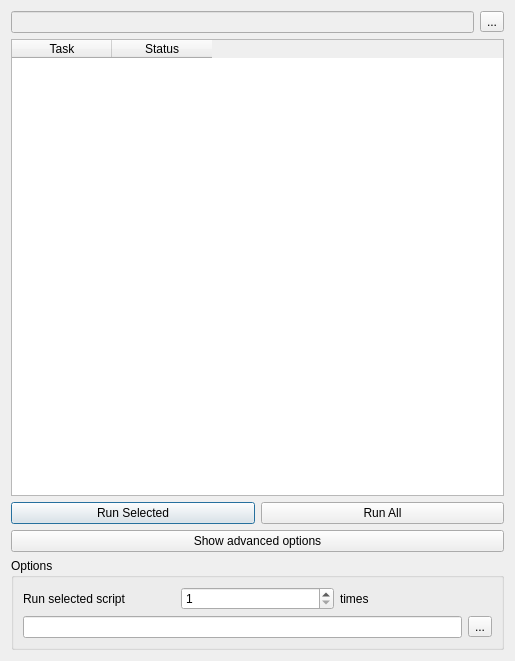
inasafe/inasafe, file safe_qgis/script_dialog_base.ui: the form before one commit.
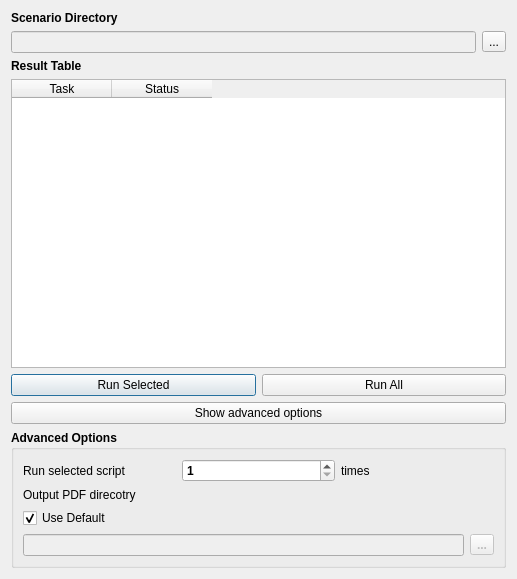
The form after the commit.

Commit message: Output dir behaviour.

```diff
--- a/safe_qgis/script_dialog_base.ui
+++ b/safe_qgis/script_dialog_base.ui
@@ -6,33 +6,28 @@
    <rect>
     <x>0</x>
     <y>0</y>
-    <width>515</width>
-    <height>661</height>
+    <width>517</width>
+    <height>579</height>
    </rect>
   </property>
   <property name="windowTitle">
    <string>InaSAFE Batch Runner</string>
   </property>
-  <layout class="QGridLayout" name="gridLayout">
+  <layout class="QGridLayout" name="gridLayout_2">
    <item row="0" column="0">
-    <layout class="QHBoxLayout" name="horizontalLayout_4">
-     <item>
-      <widget class="QLineEdit" name="leSourceDir">
-       <property name="enabled">
-        <bool>false</bool>
-       </property>
-      </widget>
-     </item>
-     <item>
-      <widget class="QToolButton" name="tbSourceDir">
-       <property name="text">
-        <string>...</string>
-       </property>
-      </widget>
-     </item>
-    </layout>
+    <widget class="QLabel" name="scenarioDirLabel">
+     <property name="font">
+      <font>
+       <weight>75</weight>
+       <bold>true</bold>
+      </font>
+     </property>
+     <property name="text">
+      <string>Scenario Directory</string>
+     </property>
+    </widget>
    </item>
-   <item row="1" column="0">
+   <item row="3" column="0">
     <widget class="QTableWidget" name="tblScript">
      <property name="alternatingRowColors">
       <bool>false</bool>
@@ -61,7 +56,38 @@
      </column>
     </widget>
    </item>
+   <item row="1" column="0">
+    <layout class="QHBoxLayout" name="horizontalLayout_4">
+     <item>
+      <widget class="QLineEdit" name="leSourceDir">
+       <property name="enabled">
+        <bool>false</bool>
+       </property>
+      </widget>
+     </item>
+     <item>
+      <widget class="QToolButton" name="tbSourceDir">
+       <property name="text">
+        <string>...</string>
+       </property>
+      </widget>
+     </item>
+    </layout>
+   </item>
    <item row="2" column="0">
+    <widget class="QLabel" name="resultTableLabel">
+     <property name="font">
+      <font>
+       <weight>75</weight>
+       <bold>true</bold>
+      </font>
+     </property>
+     <property name="text">
+      <string>Result Table</string>
+     </property>
+    </widget>
+   </item>
+   <item row="4" column="0">
     <layout class="QHBoxLayout" name="horizontalLayout">
      <item>
       <widget class="QPushButton" name="btnRunSelected">
@@ -79,7 +105,7 @@
      </item>
     </layout>
    </item>
-   <item row="3" column="0">
+   <item row="5" column="0">
     <widget class="QPushButton" name="pbnAdvanced">
      <property name="text">
       <string>Show advanced options</string>
@@ -92,19 +118,31 @@
      </property>
     </widget>
    </item>
-   <item row="4" column="0">
+   <item row="6" column="0">
     <widget class="QGroupBox" name="gboOptions">
+     <property name="font">
+      <font>
+       <weight>75</weight>
+       <bold>true</bold>
+      </font>
+     </property>
      <property name="title">
-      <string>Options</string>
+      <string>Advanced Options</string>
      </property>
      <property name="checkable">
       <bool>false</bool>
      </property>
-     <layout class="QGridLayout" name="gridLayout_2">
+     <layout class="QGridLayout" name="gridLayout">
       <item row="0" column="0">
        <layout class="QHBoxLayout" name="horizontalLayout_2">
         <item>
          <widget class="QLabel" name="label">
+          <property name="font">
+           <font>
+            <weight>50</weight>
+            <bold>false</bold>
+           </font>
+          </property>
           <property name="text">
            <string>Run selected script </string>
           </property>
@@ -125,6 +163,12 @@
         </item>
         <item>
          <widget class="QLabel" name="label_2">
+          <property name="font">
+           <font>
+            <weight>50</weight>
+            <bold>false</bold>
+           </font>
+          </property>
           <property name="text">
            <string>times</string>
           </property>
@@ -133,17 +177,60 @@
        </layout>
       </item>
       <item row="1" column="0">
-       <layout class="QHBoxLayout" name="horizontalLayout_3">
+       <layout class="QVBoxLayout" name="verticalLayout">
         <item>
-         <widget class="QLineEdit" name="leBaseDataDir"/>
+         <widget class="QLabel" name="outputPDFDirLabel">
+          <property name="font">
+           <font>
+            <weight>50</weight>
+            <bold>false</bold>
+           </font>
+          </property>
+          <property name="text">
+           <string>Output PDF direcotry</string>
+          </property>
+         </widget>
         </item>
         <item>
-         <widget class="QToolButton" name="tbBaseDataDir">
+         <widget class="QCheckBox" name="cbDefaultOutputDir">
+          <property name="font">
+           <font>
+            <weight>50</weight>
+            <bold>false</bold>
+           </font>
+          </property>
           <property name="text">
-           <string>...</string>
+           <string>Use Default</string>
           </property>
+          <property name="checked">
+           <bool>true</bool>
+          </property>
          </widget>
         </item>
+        <item>
+         <layout class="QHBoxLayout" name="horizontalLayout_3">
+          <item>
+           <widget class="QLineEdit" name="leOutputDir">
+            <property name="enabled">
+             <bool>false</bool>
+            </property>
+            <property name="readOnly">
+             <bool>false</bool>
+            </property>
+           </widget>
+          </item>
+          <item>
+           <widget class="QToolButton" name="tbOutputDir">
+            <property name="enabled">
+             <bool>false</bool>
+            </property>
+            <property name="text">
+             <string>...</string>
+            </property>
+           </widget>
+          </item>
+         </layout>
+        </item>
        </layout>
       </item>
      </layout>
```
Left out of the diff: 7 changed lines with no effect on the pictures. The commit also changes 2 other files.
